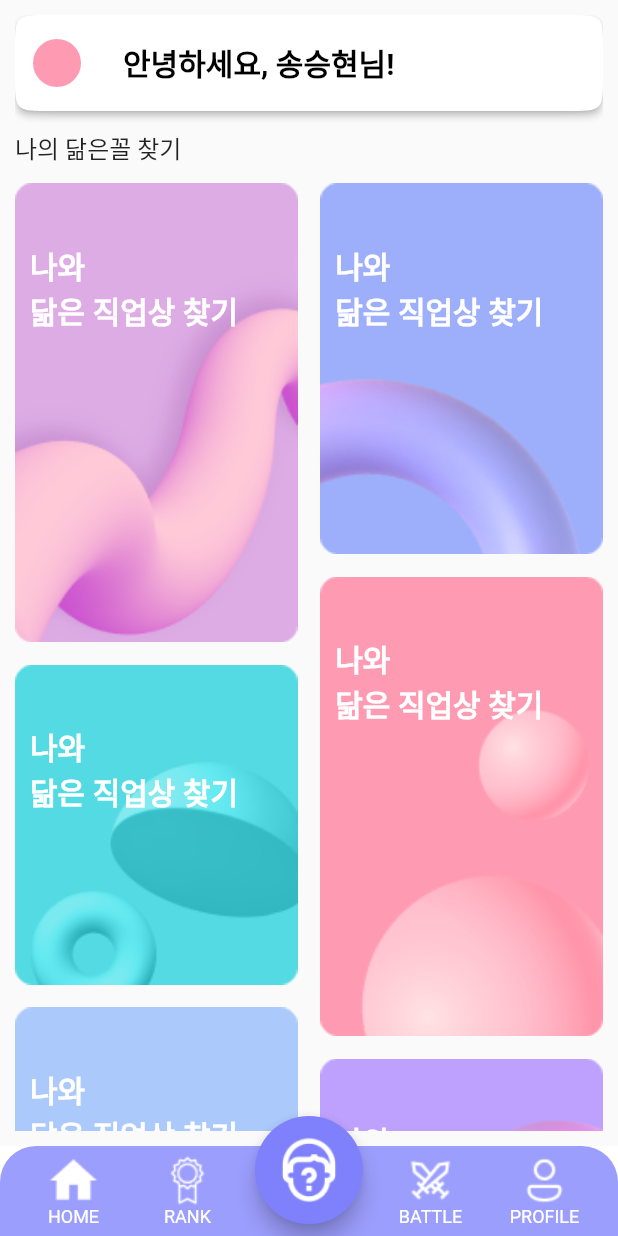
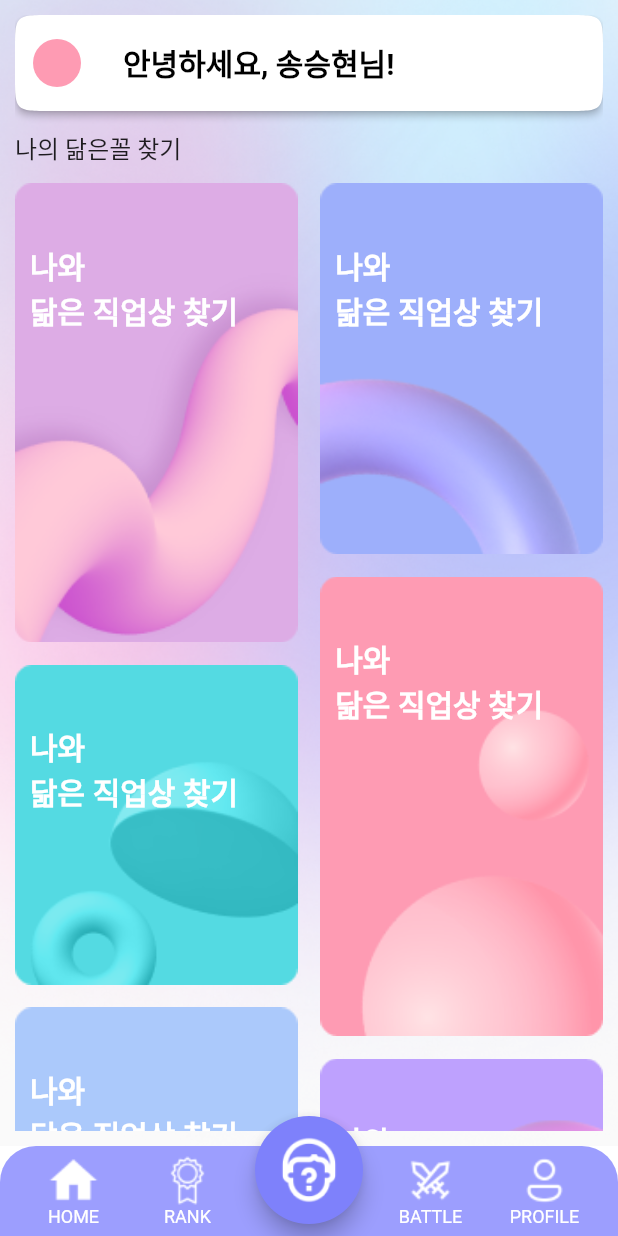
Before and after one commit to Ninucco/Ninucco, a Flutter app: the screen it shows after launch, on a phone screen of 412 x 824 dp. Run offline on Flutter 3.47's test engine with Material 2 defaults, Android fonts, the phone set to English and light mode, and no system bars; our stand-ins replace image_picker.

Commit message:
✨ feat: 배경 그라데이션 추가

```diff
--- a/application/ninucco/lib/screens/home/home.dart
+++ b/application/ninucco/lib/screens/home/home.dart
@@ -7,12 +7,13 @@ class HomePage extends StatelessWidget {
   @override
   Widget build(BuildContext context) {
     return Scaffold(
-      body: SafeArea(
-        child: Container(
-          padding: const EdgeInsets.symmetric(
-            horizontal: 10,
-            vertical: 10,
-          ),
+      body: Container(
+        decoration: const BoxDecoration(
+            image: DecorationImage(
+          image: AssetImage('assets/images/bg/bg.png'),
+          fit: BoxFit.cover,
+        )),
+        padding: const EdgeInsets.all(10),
         child: CustomScrollView(
           slivers: [
             SliverAppBar(
@@ -33,8 +34,8 @@ class HomePage extends StatelessWidget {
               ),
               title: const Text(
                 "안녕하세요, 송승현님!",
-                  style: TextStyle(
-                      color: Colors.black, fontWeight: FontWeight.bold),
+                style:
+                    TextStyle(color: Colors.black, fontWeight: FontWeight.bold),
               ),
             ),
             const SliverToBoxAdapter(child: SizedBox(height: 12)),
@@ -99,8 +100,43 @@ class HomePage extends StatelessWidget {
                 ),
               ),
             ),
+            SliverList(
+              delegate: SliverChildListDelegate([
+                Container(color: Colors.red, height: 150.0),
+                const SizedBox(height: 100),
+                Container(color: Colors.purple, height: 100.0),
+                const SizedBox(height: 100),
+                Container(color: Colors.green, height: 200.0),
+              ]),
+            ),
+            SliverList(
+              delegate: SliverChildListDelegate([
+                Container(color: Colors.red, height: 150.0),
+                const SizedBox(height: 100),
+                Container(color: Colors.purple, height: 100.0),
+                const SizedBox(height: 100),
+                Container(color: Colors.green, height: 200.0),
+              ]),
+            ),
+            SliverList(
+              delegate: SliverChildListDelegate([
+                Container(color: Colors.red, height: 150.0),
+                const SizedBox(height: 100),
+                Container(color: Colors.purple, height: 100.0),
+                const SizedBox(height: 100),
+                Container(color: Colors.green, height: 200.0),
+              ]),
+            ),
+            SliverList(
+              delegate: SliverChildListDelegate([
+                Container(color: Colors.red, height: 150.0),
+                const SizedBox(height: 100),
+                Container(color: Colors.purple, height: 100.0),
+                const SizedBox(height: 100),
+                Container(color: Colors.green, height: 200.0),
+              ]),
+            ),
           ],
-          ),
         ),
       ),
     );
--- a/application/ninucco/pubspec.yaml
+++ b/application/ninucco/pubspec.yaml
@@ -1,10 +1,10 @@
 name: ninucco
 description: A new Flutter project.
-publish_to: 'none'
+publish_to: "none"
 version: 1.0.0+1
 
 environment:
-  sdk: '>=2.19.6-417.0.dev <4.0.0'
+  sdk: ">=2.19.6-417.0.dev <4.0.0"
 
 dependencies:
   flutter:
@@ -27,4 +27,5 @@ flutter:
     - assets/fonts/dummy.md
     - assets/images/dummy.md
     - assets/images/scan_items/
+    - assets/images/bg/
     - assets/icons/
```
Also changed, not shown: application/ninucco/assets/images/bg/bg.png (added), application/ninucco/pubspec.lock. Lines whose indentation alone changed are shown as unchanged.
